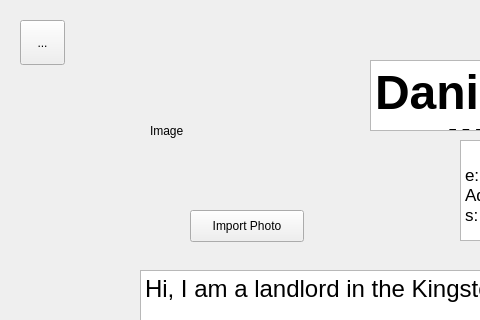
greg-maceachern12/MicroManage, file MicroManage/profileform.ui: the form before one commit; both pictures show x 0 to 480 and y 0 to 320 of the 829 by 590 pixel window.
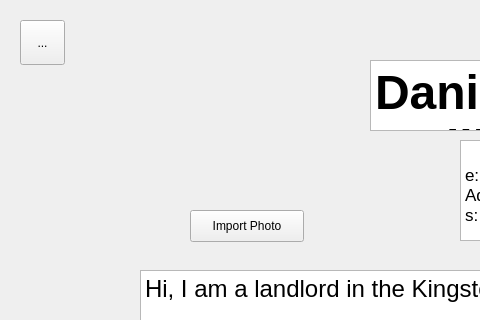
The form after the commit.

Commit message: Removed unnecessary hard-coded directory in QFileDialog. Added a check to see if an image was selected before replacing the user's profile image. Removed the text under the MicroManage logo on the Welcome page.

The edit to the form file:
```diff
--- a/MicroManage/profileform.ui
+++ b/MicroManage/profileform.ui
@@ -254,13 +254,13 @@
     <property name="geometry">
      <rect>
       <x>150</x>
-      <y>70</y>
+      <y>40</y>
       <width>161</width>
-      <height>121</height>
+      <height>161</height>
      </rect>
     </property>
     <property name="text">
-     <string>Image</string>
+     <string/>
     </property>
    </widget>
    <zorder>landlord</zorder>
```
The commit also changes 18 other files.
